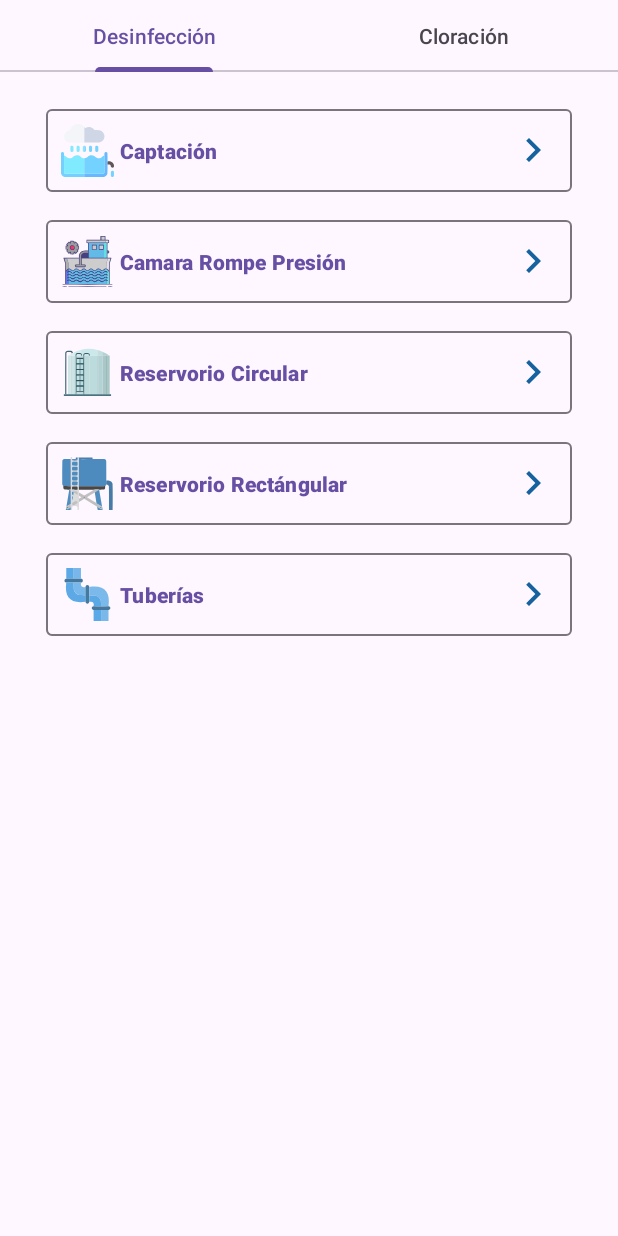
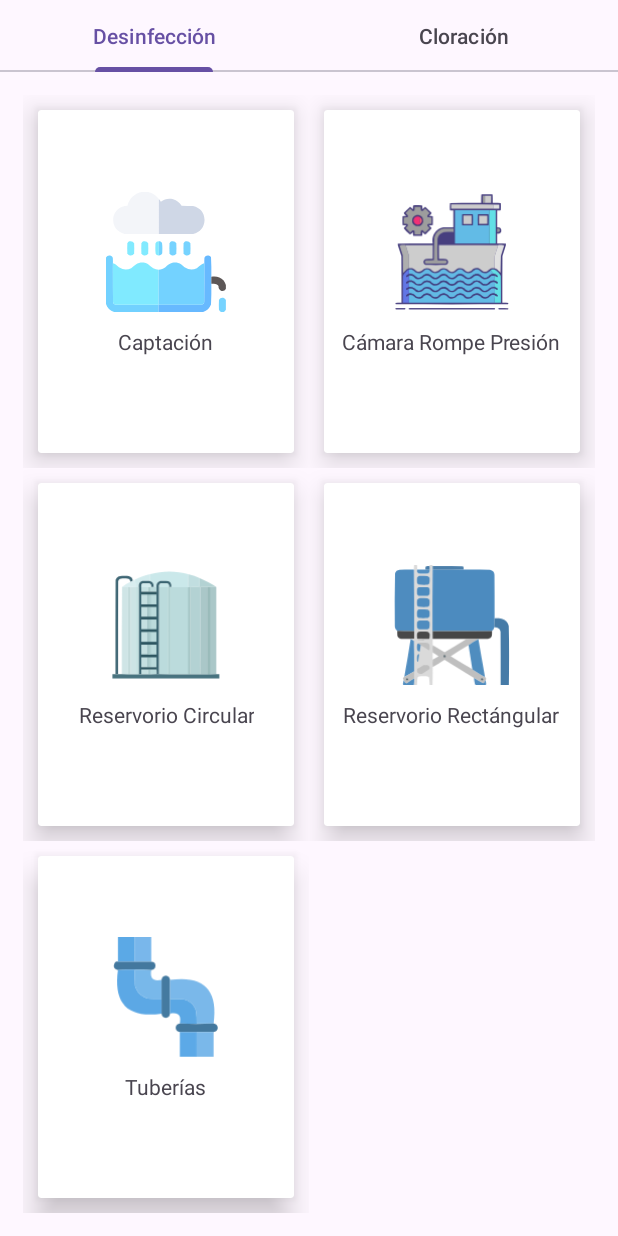
Before and after one commit to alancarlossilvestre/aplicacion_ministerio_de_vivienda_pasco, an Android app: the screen it shows after launch (MainActivity), on a phone screen of 412 x 824 dp. Run offline under Robolectric (Android 15) with nearby library versions, the phone set to English and light mode, and no system bars.

Commit message:
Dseño de la interfaz principal terminado y funcional

```diff
--- a/app/build.gradle
+++ b/app/build.gradle
@@ -38,6 +38,7 @@ dependencies {
     implementation 'androidx.appcompat:appcompat:1.6.1'
     implementation 'com.google.android.material:material:1.5.0'
     implementation 'androidx.constraintlayout:constraintlayout:2.1.4'
+    implementation 'androidx.gridlayout:gridlayout:1.0.0'
     testImplementation 'junit:junit:4.13.2'
     androidTestImplementation 'androidx.test.ext:junit:1.1.5'
     androidTestImplementation 'androidx.test.espresso:espresso-core:3.5.1'
--- a/app/src/main/java/com/example/mv4/UI/desinfeccion.kt
+++ b/app/src/main/java/com/example/mv4/UI/desinfeccion.kt
@@ -7,17 +7,18 @@ import android.view.LayoutInflater
 import android.view.View
 import android.view.ViewGroup
 import android.widget.Button
+import androidx.cardview.widget.CardView
 import com.example.mv4.R
 import com.example.mv4.bases.base_cap_cmrp_rr
 import com.example.mv4.bases.base_t_rc
 
 class desinfeccion : Fragment() {
 
-    var botonCapt: Button? = null
-    var botonCamRomPre: Button? = null
-    var botonReserCirc: Button? = null
-    var botonReserRect: Button? = null
-    var botonTuberias: Button? = null
+    var botonCapt: CardView? = null
+    var botonCamRomPre: CardView? = null
+    var botonReserCirc: CardView? = null
+    var botonReserRect: CardView? = null
+    var botonTuberias: CardView? = null
 
     override fun onCreateView(
         inflater: LayoutInflater, container: ViewGroup?,
--- a/app/src/main/res/drawable/captacion.xml
+++ b/app/src/main/res/drawable/captacion.xml
@@ -1,6 +1,6 @@
 <vector xmlns:android="http://schemas.android.com/apk/res/android"
-    android:width="35dp"
-    android:height="35dp"
+    android:width="75dp"
+    android:height="75dp"
     android:viewportWidth="512"
     android:viewportHeight="512">
   <path
--- a/app/src/main/res/layout/fragment_desinfeccion.xml
+++ b/app/src/main/res/layout/fragment_desinfeccion.xml
@@ -5,88 +5,218 @@
     xmlns:app="http://schemas.android.com/apk/res-auto"
     >
 
+           <androidx.gridlayout.widget.GridLayout
+                android:layout_width="match_parent"
+                android:layout_height="match_parent"
+                android:layout_margin="15sp"
+                android:layout_marginLeft="24dp"
+                android:layout_marginRight="24dp"
+                app:columnCount="2"
+                app:rowCount="3">
+                <LinearLayout
+                    android:layout_width="150dp"
+                    android:layout_height="150dp"
+                    app:layout_column="0"
+                    app:layout_columnWeight="1"
+                    app:layout_row="0"
+                    app:layout_rowWeight="1"
+                    >
+
+                    <androidx.cardview.widget.CardView
+                        android:id="@+id/btnllamarCaptacion"
+                        android:layout_width="match_parent"
+                        android:layout_height="match_parent"
+                        android:layout_margin="10dp"
+                        app:cardElevation="12dp"
+                        >
+
                         <LinearLayout
                             android:layout_width="match_parent"
+                            android:layout_height="match_parent"
+                            android:gravity="center"
+
+                            android:orientation="vertical">
+
+                            <ImageView
+                                android:layout_width="80dp"
+                                android:layout_height="80dp"
+                                android:layout_gravity="center"
+                                android:src="@drawable/captacion"
+
+                                />
+
+                            <TextView
+                                android:layout_width="wrap_content"
                                 android:layout_height="wrap_content"
-        android:orientation="vertical"
-        android:paddingRight="25dp"
-        android:paddingLeft="25dp"
-        android:layout_marginTop="15dp"
+                                android:layout_gravity="center_horizontal"
+                                android:padding="10dp"
+                                android:text="Captación" />
+                        </LinearLayout>
+
+                    </androidx.cardview.widget.CardView>
+                </LinearLayout>
+
+                <LinearLayout
+                    android:layout_width="150dp"
+                    android:layout_height="150dp"
+                    app:layout_column="1"
+                    app:layout_columnWeight="1"
+                    app:layout_row="0"
+                    app:layout_rowWeight="1"
                     >
 
-        <Button
-            android:id="@+id/btnllamarCaptacion"
-            style="?attr/materialButtonOutlinedStyle"
+                <androidx.cardview.widget.CardView
+                    android:id="@+id/btnllamarCamRomPre"
                     android:layout_width="match_parent"
+                    android:layout_height="match_parent"
+                    android:layout_margin="10dp"
+                    app:cardElevation="12dp"
+             >
+
+                    <LinearLayout
+                        android:layout_width="match_parent"
+                        android:layout_height="match_parent"
+                        android:gravity="center"
+                        android:orientation="vertical">
+
+                        <ImageView
+                            android:layout_width="80dp"
+                            android:layout_height="80dp"
+                            android:layout_gravity="center"
+                            android:src="@drawable/camararompepresion"/>
+
+                        <TextView
+                            android:layout_width="wrap_content"
                             android:layout_height="wrap_content"
-            android:layout_margin="5dp"
-            android:drawableLeft="@drawable/captacion"
-            android:drawableRight="@drawable/baseline_navigate_next_24"
-            android:gravity="left|center_vertical"
+                            android:gravity="center"
                             android:padding="10dp"
-            android:text="Captación"
-            android:textStyle="bold"
-            app:cornerRadius="4dp" />
+                            android:text="Cámara Rompe Presión" />
+                    </LinearLayout>
 
-        <Button
-            android:id="@+id/btnllamarCamRomPre"
-            style="?attr/materialButtonOutlinedStyle"
+                </androidx.cardview.widget.CardView>
+                </LinearLayout>
+
+                <LinearLayout
+                    android:layout_width="150dp"
+                    android:layout_height="150dp"
+                    app:layout_column="0"
+                    app:layout_columnWeight="1"
+                    app:layout_row="1"
+                    app:layout_rowWeight="1"
+                    >
+                <androidx.cardview.widget.CardView
+
+                    android:id="@+id/btnllamarReserCircu"
                     android:layout_width="match_parent"
+                    android:layout_height="match_parent"
+                    android:layout_margin="10dp"
+                    app:cardElevation="12dp"
+                 >
+
+                    <LinearLayout
+                        android:layout_width="match_parent"
+                        android:layout_height="match_parent"
+                        android:gravity="center"
+                        android:orientation="vertical">
+
+                        <ImageView
+                            android:layout_width="80dp"
+                            android:layout_height="80dp"
+                            android:layout_gravity="center"
+                            android:src="@drawable/tanquecircular"/>
+
+                        <TextView
+                            android:layout_width="wrap_content"
                             android:layout_height="wrap_content"
-            android:layout_margin="5dp"
-            android:drawableLeft="@drawable/camararompepresion"
-            android:drawableRight="@drawable/baseline_navigate_next_24"
-            android:gravity="left|center_vertical"
+                            android:gravity="center"
                             android:padding="10dp"
-            android:text="Camara Rompe Presión"
-            app:cornerRadius="4dp"
-            android:textStyle="bold"
+                            android:text="Reservorio Circular" />
+                    </LinearLayout>
+
+                </androidx.cardview.widget.CardView>
+                </LinearLayout>
+                <LinearLayout
+                    android:layout_width="150dp"
+                    android:layout_height="150dp"
+                    app:layout_column="1"
+                    app:layout_columnWeight="1"
+                    app:layout_row="1"
+                    app:layout_rowWeight="1"
+                    >
+
+                <androidx.cardview.widget.CardView
+                    android:id="@+id/btnllamarReserRectan"
+                    android:layout_width="match_parent"
+                    android:layout_height="match_parent"
+                    android:layout_margin="10dp"
+                    app:cardElevation="12dp"
+            >
+
+                    <LinearLayout
+                        android:layout_width="match_parent"
+                        android:layout_height="match_parent"
+                        android:gravity="center"
+                        android:orientation="vertical">
+
+                        <ImageView
+                            android:layout_width="80dp"
+                            android:layout_height="80dp"
+                            android:layout_gravity="center"
+                            android:src="@drawable/tanquerectangular"
+
                            />
 
-        <Button
-            android:id="@+id/btnllamarReserCircu"
-            style="?attr/materialButtonOutlinedStyle"
+                        <TextView
+                            android:layout_width="wrap_content"
+                            android:layout_height="wrap_content"
+                            android:gravity="center"
+                            android:padding="10dp"
+                            android:text="Reservorio Rectángular" />
+                    </LinearLayout>
+
+                </androidx.cardview.widget.CardView>
+                </LinearLayout>
+                <LinearLayout
+                    android:layout_width="150dp"
+                    android:layout_height="150dp"
+                    app:layout_column="0"
+                    app:layout_columnWeight="1"
+                    app:layout_row="2"
+                    app:layout_rowWeight="1"
+                    >
+
+                <androidx.cardview.widget.CardView
+                    android:id="@+id/btnllamarTuberias"
                     android:layout_width="match_parent"
+                    android:layout_height="match_parent"
+                    android:layout_margin="10dp"
+                    app:cardElevation="12dp"
+                    >
+
+                    <LinearLayout
+                        android:layout_width="match_parent"
+                        android:layout_height="match_parent"
+                        android:gravity="center"
+                        android:orientation="vertical">
+
+                        <ImageView
+                            android:layout_width="80dp"
+                            android:layout_height="80dp"
+                            android:layout_gravity="center"
+                            android:src="@drawable/pipe__1_"/>
+
+                        <TextView
+                            android:layout_width="wrap_content"
                             android:layout_height="wrap_content"
-            android:layout_margin="5dp"
-            android:drawableLeft="@drawable/tanquecircular"
-            android:drawableRight="@drawable/baseline_navigate_next_24"
-            android:gravity="left|center_vertical"
-            android:padding="10dp"
-            android:text="Reservorio Circular"
-            app:cornerRadius="4dp"
-            android:textStyle="bold"
-            />
-
-        <Button
-            android:id="@+id/btnllamarReserRectan"
-            style="?attr/materialButtonOutlinedStyle"
-            android:layout_width="match_parent"
-            android:layout_height="wrap_content"
-            android:layout_margin="5dp"
-            android:drawableLeft="@drawable/tanquerectangular"
-            android:drawableRight="@drawable/baseline_navigate_next_24"
-            android:gravity="left|center_vertical"
-            android:padding="10dp"
-            android:text="Reservorio Rectángular"
-            app:cornerRadius="4dp"
-            android:textStyle="bold"
-            />
-
-        <Button
-            android:id="@+id/btnllamarTuberias"
-            style="?attr/materialButtonOutlinedStyle"
-            android:layout_width="match_parent"
-            android:layout_height="wrap_content"
-            android:layout_margin="5dp"
-            android:drawableLeft="@drawable/pipe__1_"
-            android:drawableRight="@drawable/baseline_navigate_next_24"
-            android:gravity="left|center_vertical"
+                            android:layout_gravity="center"
                             android:padding="10dp"
                             android:text="Tuberías"
-            app:cornerRadius="4dp"
-            android:textStyle="bold"/>
 
-        <!-- TODO: Update blank fragment layout -->
+                            />
                     </LinearLayout>
+                </androidx.cardview.widget.CardView>
+                </LinearLayout>
+
+            </androidx.gridlayout.widget.GridLayout>
+
 </FrameLayout>
```
Lines whose indentation alone changed are shown as unchanged.
